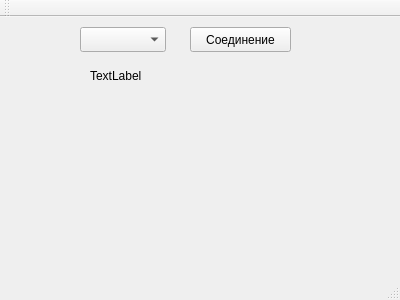
Before: the Qt Designer form mainwindow.ui in ArtyomZubko/IMUConfig, drawn with Qt 5.
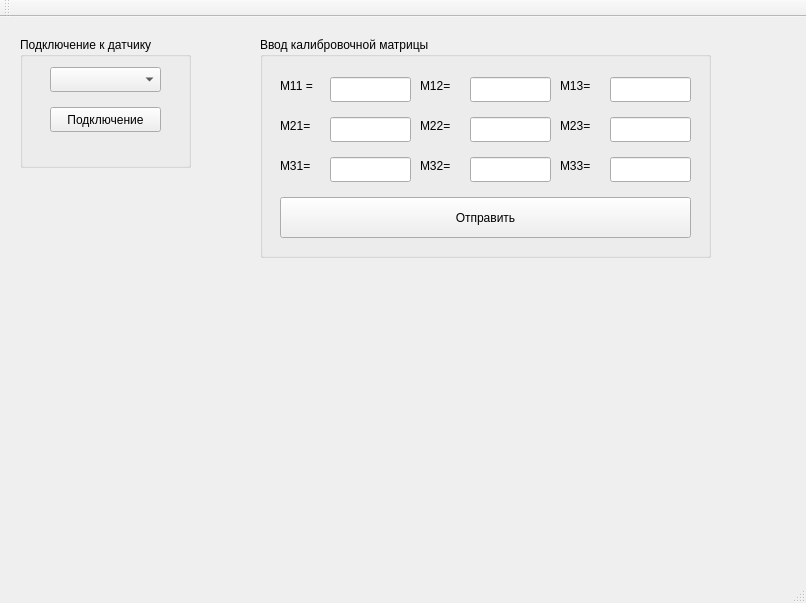
After: the same form once the commit is applied.

```diff
--- a/mainwindow.ui
+++ b/mainwindow.ui
@@ -6,49 +6,295 @@
    <rect>
     <x>0</x>
     <y>0</y>
-    <width>400</width>
-    <height>300</height>
+    <width>806</width>
+    <height>603</height>
    </rect>
   </property>
   <property name="windowTitle">
    <string>MainWindow</string>
   </property>
   <widget class="QWidget" name="centralWidget">
-   <widget class="QComboBox" name="portsBox">
+   <widget class="QGroupBox" name="groupBox">
     <property name="geometry">
      <rect>
-      <x>80</x>
-      <y>10</y>
-      <width>86</width>
-      <height>25</height>
+      <x>20</x>
+      <y>20</y>
+      <width>171</width>
+      <height>131</height>
      </rect>
     </property>
-   </widget>
-   <widget class="QPushButton" name="connectButton">
-    <property name="geometry">
-     <rect>
-      <x>190</x>
-      <y>10</y>
-      <width>101</width>
-      <height>25</height>
-     </rect>
+    <property name="title">
+     <string>Подключение к датчику</string>
     </property>
-    <property name="text">
-     <string>Соединение</string>
-    </property>
+    <widget class="QPushButton" name="connectButton">
+     <property name="geometry">
+      <rect>
+       <x>30</x>
+       <y>70</y>
+       <width>111</width>
+       <height>25</height>
+      </rect>
+     </property>
+     <property name="text">
+      <string>Подключение</string>
+     </property>
+    </widget>
+    <widget class="QComboBox" name="portsBox">
+     <property name="geometry">
+      <rect>
+       <x>30</x>
+       <y>30</y>
+       <width>111</width>
+       <height>25</height>
+      </rect>
+     </property>
+    </widget>
+    <widget class="QLabel" name="connectLabel">
+     <property name="geometry">
+      <rect>
+       <x>30</x>
+       <y>100</y>
+       <width>111</width>
+       <height>20</height>
+      </rect>
+     </property>
+     <property name="text">
+      <string/>
+     </property>
+    </widget>
    </widget>
-   <widget class="QLabel" name="connectLabel">
+   <widget class="QGroupBox" name="groupBox_2">
     <property name="geometry">
      <rect>
-      <x>90</x>
-      <y>50</y>
-      <width>67</width>
-      <height>17</height>
+      <x>260</x>
+      <y>20</y>
+      <width>451</width>
+      <height>221</height>
      </rect>
     </property>
-    <property name="text">
-     <string>TextLabel</string>
+    <property name="title">
+     <string>Ввод калибровочной матрицы</string>
     </property>
+    <widget class="QLabel" name="label_9">
+     <property name="geometry">
+      <rect>
+       <x>300</x>
+       <y>80</y>
+       <width>41</width>
+       <height>17</height>
+      </rect>
+     </property>
+     <property name="text">
+      <string>M23= </string>
+     </property>
+    </widget>
+    <widget class="QLabel" name="label_2">
+     <property name="geometry">
+      <rect>
+       <x>20</x>
+       <y>80</y>
+       <width>41</width>
+       <height>17</height>
+      </rect>
+     </property>
+     <property name="text">
+      <string>M21= </string>
+     </property>
+    </widget>
+    <widget class="QLineEdit" name="m21lineEdit">
+     <property name="geometry">
+      <rect>
+       <x>70</x>
+       <y>80</y>
+       <width>81</width>
+       <height>25</height>
+      </rect>
+     </property>
+    </widget>
+    <widget class="QLineEdit" name="m31lineEdit">
+     <property name="geometry">
+      <rect>
+       <x>70</x>
+       <y>120</y>
+       <width>81</width>
+       <height>25</height>
+      </rect>
+     </property>
+    </widget>
+    <widget class="QLineEdit" name="m32lineEdit">
+     <property name="geometry">
+      <rect>
+       <x>210</x>
+       <y>120</y>
+       <width>81</width>
+       <height>25</height>
+      </rect>
+     </property>
+    </widget>
+    <widget class="QLineEdit" name="m11lineEdit">
+     <property name="geometry">
+      <rect>
+       <x>70</x>
+       <y>40</y>
+       <width>81</width>
+       <height>25</height>
+      </rect>
+     </property>
+    </widget>
+    <widget class="QLabel" name="label_6">
+     <property name="geometry">
+      <rect>
+       <x>160</x>
+       <y>120</y>
+       <width>41</width>
+       <height>17</height>
+      </rect>
+     </property>
+     <property name="text">
+      <string>M32= </string>
+     </property>
+    </widget>
+    <widget class="QLineEdit" name="m22lineEdit">
+     <property name="geometry">
+      <rect>
+       <x>210</x>
+       <y>80</y>
+       <width>81</width>
+       <height>25</height>
+      </rect>
+     </property>
+    </widget>
+    <widget class="QLabel" name="label_8">
+     <property name="geometry">
+      <rect>
+       <x>300</x>
+       <y>40</y>
+       <width>41</width>
+       <height>17</height>
+      </rect>
+     </property>
+     <property name="text">
+      <string>M13= </string>
+     </property>
+    </widget>
+    <widget class="QLineEdit" name="m13lineEdit">
+     <property name="geometry">
+      <rect>
+       <x>350</x>
+       <y>40</y>
+       <width>81</width>
+       <height>25</height>
+      </rect>
+     </property>
+    </widget>
+    <widget class="QLabel" name="label_4">
+     <property name="geometry">
+      <rect>
+       <x>160</x>
+       <y>40</y>
+       <width>41</width>
+       <height>17</height>
+      </rect>
+     </property>
+     <property name="text">
+      <string>M12= </string>
+     </property>
+    </widget>
+    <widget class="QLineEdit" name="m33lineEdit">
+     <property name="geometry">
+      <rect>
+       <x>350</x>
+       <y>120</y>
+       <width>81</width>
+       <height>25</height>
+      </rect>
+     </property>
+    </widget>
+    <widget class="QLineEdit" name="m12lineEdit">
+     <property name="geometry">
+      <rect>
+       <x>210</x>
+       <y>40</y>
+       <width>81</width>
+       <height>25</height>
+      </rect>
+     </property>
+    </widget>
+    <widget class="QLabel" name="label_3">
+     <property name="geometry">
+      <rect>
+       <x>20</x>
+       <y>120</y>
+       <width>41</width>
+       <height>17</height>
+      </rect>
+     </property>
+     <property name="text">
+      <string>M31= </string>
+     </property>
+    </widget>
+    <widget class="QLabel" name="label_7">
+     <property name="geometry">
+      <rect>
+       <x>300</x>
+       <y>120</y>
+       <width>41</width>
+       <height>17</height>
+      </rect>
+     </property>
+     <property name="text">
+      <string>M33= </string>
+     </property>
+    </widget>
+    <widget class="QLabel" name="label">
+     <property name="geometry">
+      <rect>
+       <x>20</x>
+       <y>40</y>
+       <width>41</width>
+       <height>17</height>
+      </rect>
+     </property>
+     <property name="text">
+      <string>M11 = </string>
+     </property>
+    </widget>
+    <widget class="QLineEdit" name="m23lineEdit">
+     <property name="geometry">
+      <rect>
+       <x>350</x>
+       <y>80</y>
+       <width>81</width>
+       <height>25</height>
+      </rect>
+     </property>
+    </widget>
+    <widget class="QLabel" name="label_5">
+     <property name="geometry">
+      <rect>
+       <x>160</x>
+       <y>80</y>
+       <width>41</width>
+       <height>17</height>
+      </rect>
+     </property>
+     <property name="text">
+      <string>M22= </string>
+     </property>
+    </widget>
+    <widget class="QPushButton" name="transmitMatrixButton">
+     <property name="geometry">
+      <rect>
+       <x>20</x>
+       <y>160</y>
+       <width>411</width>
+       <height>41</height>
+      </rect>
+     </property>
+     <property name="text">
+      <string>Отправить</string>
+     </property>
+    </widget>
    </widget>
   </widget>
   <widget class="QMenuBar" name="menuBar">
```
Left out of the diff: 2 changed lines with no effect on the pictures.
